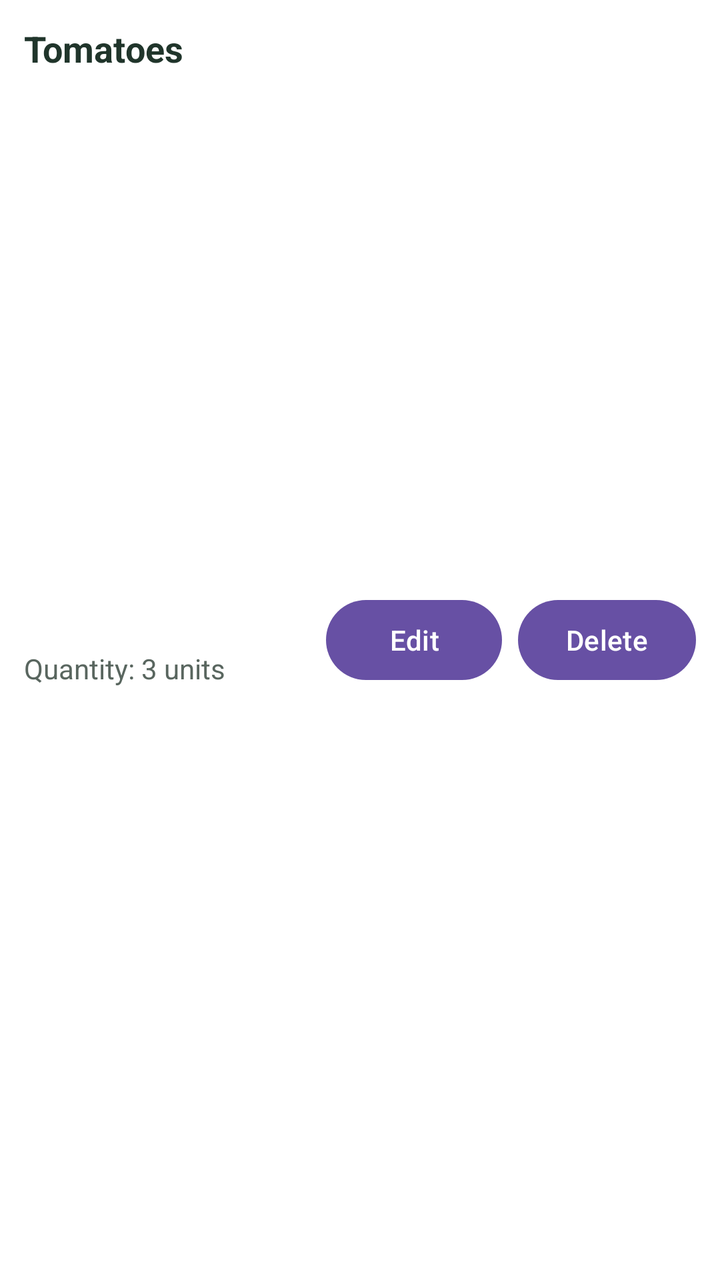
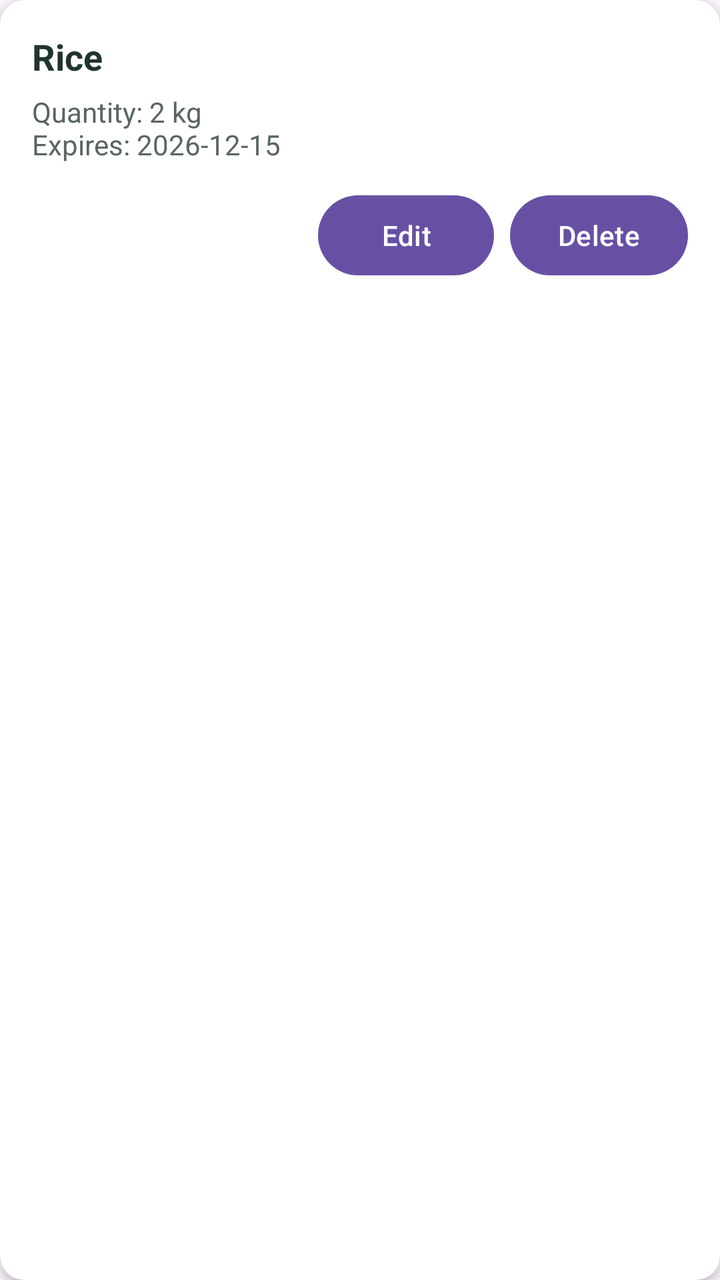

Compare the two renders of this Android layout. The source of the first and the diff that turns it into the second are given below.
<!-- AndroidManifest.xml: application theme Theme.Smart_Pantry_Manager -->
<!-- res/layout/item_pantry.xml -->
<?xml version="1.0" encoding="utf-8"?>
<androidx.constraintlayout.widget.ConstraintLayout xmlns:android="http://schemas.android.com/apk/res/android"
    xmlns:app="http://schemas.android.com/apk/res-auto"
    android:layout_width="match_parent"
    android:layout_height="wrap_content"
    android:layout_marginHorizontal="8dp"
    android:layout_marginVertical="5dp"
    android:padding="12dp"
    android:background="#FFFFFF">

    <TextView
        android:id="@+id/txtIngredientName"
        android:layout_width="0dp"
        android:layout_height="wrap_content"
        android:text="Tomatoes"
        android:textColor="#20352B"
        android:textSize="18sp"
        android:textStyle="bold"
        app:layout_constraintStart_toStartOf="parent"
        app:layout_constraintEnd_toStartOf="@id/btnEdit"
        app:layout_constraintTop_toTopOf="parent"
        android:layout_marginEnd="8dp" />

    <TextView
        android:id="@+id/txtIngredientDetails"
        android:layout_width="0dp"
        android:layout_height="wrap_content"
        android:layout_marginTop="4dp"
        android:text="Quantity: 3 units"
        android:textColor="#59665F"
        android:textSize="14sp"
        app:layout_constraintStart_toStartOf="@id/txtIngredientName"
        app:layout_constraintEnd_toStartOf="@id/btnEdit"
        app:layout_constraintTop_toBottomOf="@id/txtIngredientName"
        app:layout_constraintBottom_toBottomOf="parent"
        android:layout_marginEnd="8dp" />

    <Button
        android:id="@+id/btnEdit"
        android:layout_width="wrap_content"
        android:layout_height="wrap_content"
        android:text="Edit"
        android:textAllCaps="false"
        app:layout_constraintEnd_toStartOf="@id/btnDelete"
        app:layout_constraintTop_toTopOf="parent"
        app:layout_constraintBottom_toBottomOf="parent"
        android:layout_marginEnd="8dp" />

    <Button
        android:id="@+id/btnDelete"
        android:layout_width="wrap_content"
        android:layout_height="wrap_content"
        android:text="Delete"
        android:textAllCaps="false"
        app:layout_constraintEnd_toEndOf="parent"
        app:layout_constraintTop_toTopOf="parent"
        app:layout_constraintBottom_toBottomOf="parent" />

</androidx.constraintlayout.widget.ConstraintLayout>
<!-- resources referenced by this layout -->
<resources>
  <style name="Theme.Smart_Pantry_Manager" parent="Base.Theme.Smart_Pantry_Manager" />
  <style name="Base.Theme.Smart_Pantry_Manager" parent="Theme.Material3.DayNight.NoActionBar">
          
          
      </style>
</resources>

<!-- the commit's change to res/layout/item_pantry.xml (unified diff, before → after) -->
@@ -1,59 +1,63 @@
 <?xml version="1.0" encoding="utf-8"?>
-<androidx.constraintlayout.widget.ConstraintLayout xmlns:android="http://schemas.android.com/apk/res/android"
+<androidx.cardview.widget.CardView xmlns:android="http://schemas.android.com/apk/res/android"
     xmlns:app="http://schemas.android.com/apk/res-auto"
     android:layout_width="match_parent"
     android:layout_height="wrap_content"
-    android:layout_marginHorizontal="8dp"
-    android:layout_marginVertical="5dp"
-    android:padding="12dp"
+    android:layout_marginHorizontal="4dp"
+    android:layout_marginVertical="6dp"
+    app:cardCornerRadius="12dp"
+    app:cardElevation="3dp"
     android:background="#FFFFFF">
 
-    <TextView
-        android:id="@+id/txtIngredientName"
-        android:layout_width="0dp"
+    <LinearLayout
+        android:layout_width="match_parent"
         android:layout_height="wrap_content"
-        android:text="Tomatoes"
-        android:textColor="#20352B"
-        android:textSize="18sp"
-        android:textStyle="bold"
-        app:layout_constraintStart_toStartOf="parent"
-        app:layout_constraintEnd_toStartOf="@id/btnEdit"
-        app:layout_constraintTop_toTopOf="parent"
-        android:layout_marginEnd="8dp" />
+        android:orientation="vertical"
+        android:padding="16dp">
 
-    <TextView
-        android:id="@+id/txtIngredientDetails"
-        android:layout_width="0dp"
-        android:layout_height="wrap_content"
-        android:layout_marginTop="4dp"
-        android:text="Quantity: 3 units"
-        android:textColor="#59665F"
-        android:textSize="14sp"
-        app:layout_constraintStart_toStartOf="@id/txtIngredientName"
-        app:layout_constraintEnd_toStartOf="@id/btnEdit"
-        app:layout_constraintTop_toBottomOf="@id/txtIngredientName"
-        app:layout_constraintBottom_toBottomOf="parent"
-        android:layout_marginEnd="8dp" />
+        <TextView
+            android:id="@+id/txtIngredientName"
+            android:layout_width="match_parent"
+            android:layout_height="wrap_content"
+            android:text="Rice"
+            android:textColor="#20352B"
+            android:textSize="18sp"
+            android:textStyle="bold" />
 
-    <Button
-        android:id="@+id/btnEdit"
-        android:layout_width="wrap_content"
-        android:layout_height="wrap_content"
-        android:text="Edit"
-        android:textAllCaps="false"
-        app:layout_constraintEnd_toStartOf="@id/btnDelete"
-        app:layout_constraintTop_toTopOf="parent"
-        app:layout_constraintBottom_toBottomOf="parent"
-        android:layout_marginEnd="8dp" />
+        <TextView
+            android:id="@+id/txtIngredientDetails"
+            android:layout_width="match_parent"
+            android:layout_height="wrap_content"
+            android:layout_marginTop="6dp"
+            android:text="Quantity: 2 kg&#10;Expires: 2026-12-15"
+            android:textColor="#59665F"
+            android:textSize="14sp" />
 
-    <Button
-        android:id="@+id/btnDelete"
-        android:layout_width="wrap_content"
-        android:layout_height="wrap_content"
-        android:text="Delete"
-        android:textAllCaps="false"
-        app:layout_constraintEnd_toEndOf="parent"
-        app:layout_constraintTop_toTopOf="parent"
-        app:layout_constraintBottom_toBottomOf="parent" />
+        <LinearLayout
+            android:layout_width="match_parent"
+            android:layout_height="wrap_content"
+            android:layout_marginTop="12dp"
+            android:gravity="end"
+            android:orientation="horizontal">
 
-</androidx.constraintlayout.widget.ConstraintLayout>
+            <Button
+                android:id="@+id/btnEdit"
+                android:layout_width="wrap_content"
+                android:layout_height="wrap_content"
+                android:text="Edit"
+                android:textAllCaps="false" />
+
+            <Button
+                android:id="@+id/btnDelete"
+                android:layout_width="wrap_content"
+                android:layout_height="wrap_content"
+                android:layout_marginStart="8dp"
+                android:text="Delete"
+                android:textAllCaps="false" />
+
+        </LinearLayout>
+
+    </LinearLayout>
+
+
+</androidx.cardview.widget.CardView>
